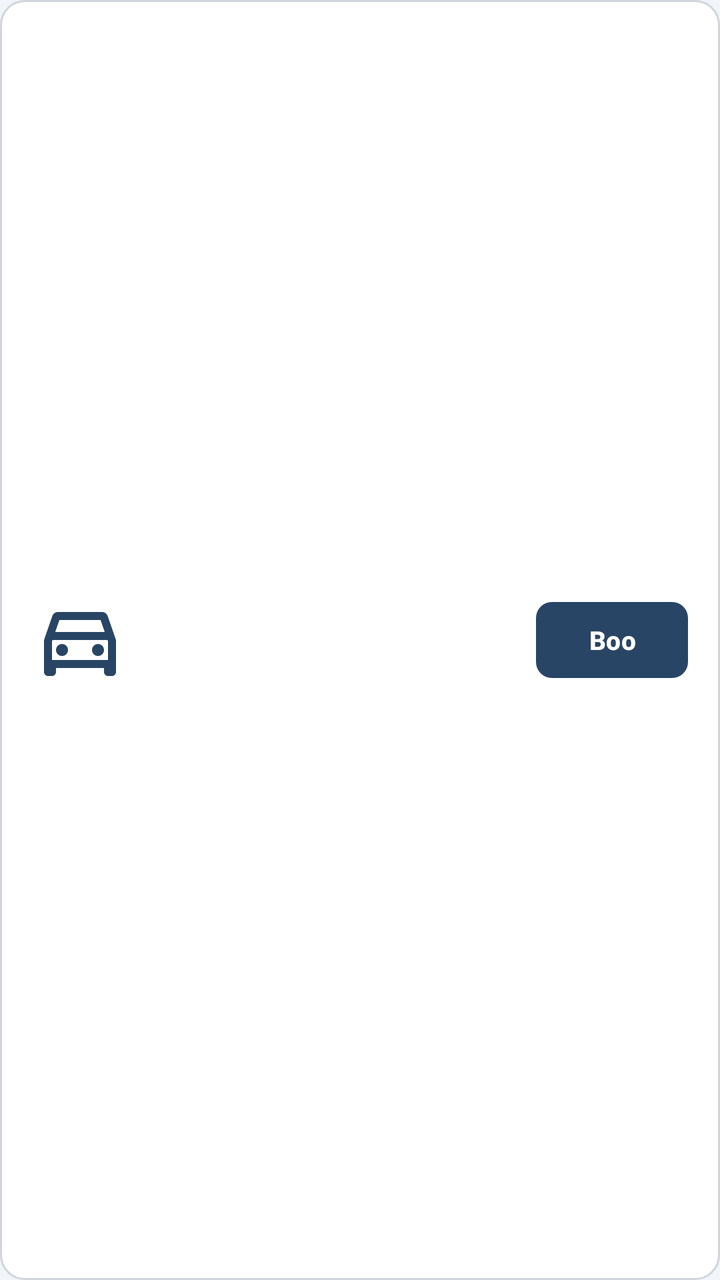
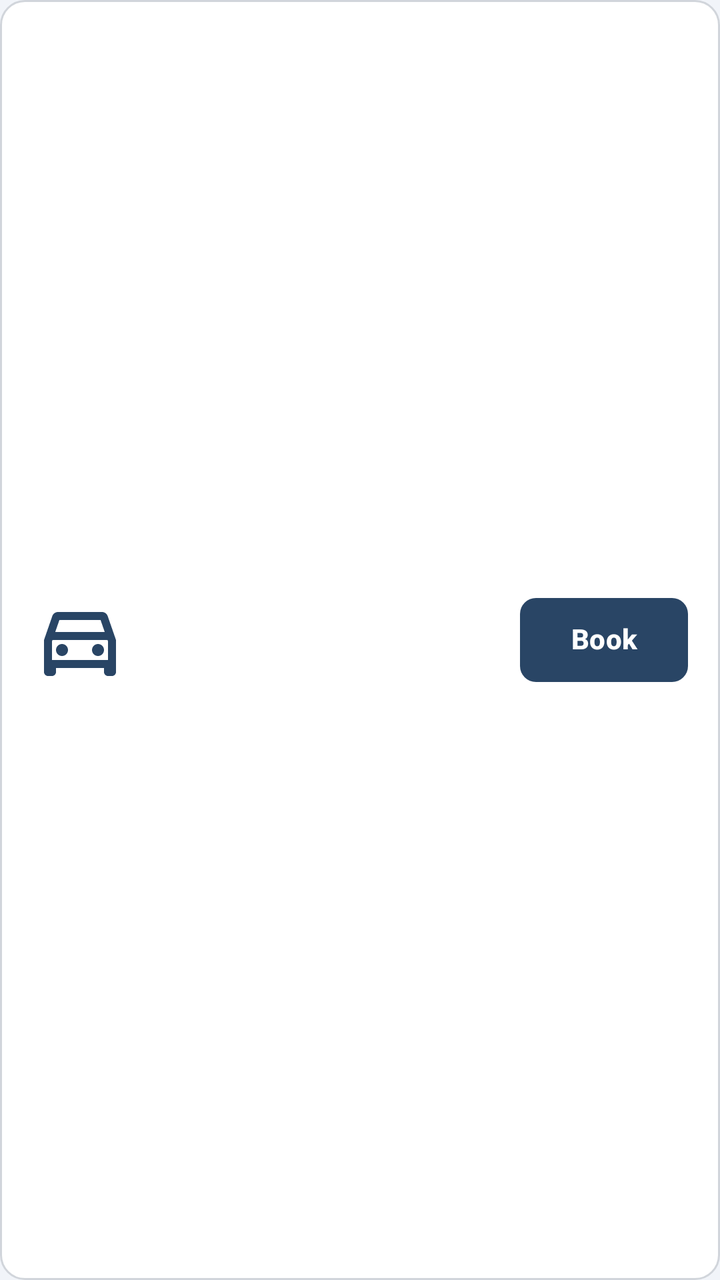

Compare the two renders of this Android layout. The source of the first and the diff that turns it into the second are given below.
<!-- AndroidManifest.xml: application theme Theme.Android_vehicle_project -->
<!-- res/layout/item_vehicle.xml -->
<?xml version="1.0" encoding="utf-8"?>
<LinearLayout xmlns:android="http://schemas.android.com/apk/res/android"
    xmlns:app="http://schemas.android.com/apk/res-auto"
    android:id="@+id/cardVehicleItem"
    android:layout_width="match_parent"
    android:layout_height="wrap_content"
    android:layout_marginBottom="12dp"
    android:background="@drawable/bg_card"
    android:baselineAligned="false"
    android:gravity="center_vertical"
    android:orientation="horizontal"
    android:padding="16dp">

    <ImageView
        android:id="@+id/ivVehicleIcon"
        android:layout_width="48dp"
        android:layout_height="48dp"
        android:contentDescription="Vehicle"
        android:src="@drawable/ic_vehicle" />

    <LinearLayout
        android:layout_width="0dp"
        android:layout_height="wrap_content"
        android:layout_marginStart="16dp"
        android:layout_weight="1"
        android:orientation="vertical">

        <TextView
            android:id="@+id/tvVehicleName"
            android:layout_width="wrap_content"
            android:layout_height="wrap_content"
            android:textColor="@color/text_dark"
            android:textSize="16sp"
            android:textStyle="bold" />

        <TextView
            android:id="@+id/tvVehicleDetails"
            android:layout_width="wrap_content"
            android:layout_height="wrap_content"
            android:layout_marginTop="2dp"
            android:textColor="@color/text_gray"
            android:textSize="13sp" />

        <TextView
            android:id="@+id/tvVehiclePrice"
            android:layout_width="wrap_content"
            android:layout_height="wrap_content"
            android:layout_marginTop="4dp"
            android:textColor="@color/primary_navy"
            android:textSize="14sp"
            android:textStyle="bold" />
    </LinearLayout>

    <Button
        android:id="@+id/btnBookVehicle"
        android:layout_width="76dp"
        android:layout_height="38dp"
        android:background="@drawable/bg_button"
        android:text="@string/book"
        android:textColor="@color/white"
        android:textSize="13sp"
        android:textStyle="bold"
        app:backgroundTint="@null" />
</LinearLayout>
<!-- resources referenced by this layout -->
<resources>
  <color name="primary_navy">#294565</color>
  <color name="text_dark">#294565</color>
  <color name="text_gray">#666666</color>
  <color name="white">#FFFFFFFF</color>
  <!-- drawable bg_button (drawable) -->
  <?xml version="1.0" encoding="utf-8"?>
  <shape xmlns:android="http://schemas.android.com/apk/res/android"
      android:shape="rectangle">
      <solid android:color="@color/primary_navy" />
      <corners android:radius="8dp" />
  </shape>
  <!-- drawable bg_card (drawable) -->
  <?xml version="1.0" encoding="utf-8"?>
  <shape xmlns:android="http://schemas.android.com/apk/res/android"
      android:shape="rectangle">
      <solid android:color="@color/white" />
      <corners android:radius="12dp" />
      <stroke
          android:width="1dp"
          android:color="@color/border_gray" />
  </shape>
  <!-- drawable ic_vehicle (drawable) -->
  <vector xmlns:android="http://schemas.android.com/apk/res/android"
      android:width="24dp"
      android:height="24dp"
      android:viewportWidth="24"
      android:viewportHeight="24">
    <path
        android:fillColor="@color/primary_navy"
        android:pathData="M18.92,6.01C18.72,5.42 18.16,5 17.5,5h-11c-0.66,0 -1.22,0.42 -1.42,1.01L3,12v8c0,0.55 0.45,1 1,1h1c0.55,0 1,-0.45 1,-1v-1h12v1c0,0.55 0.45,1 1,1h1c0.55,0 1,-0.45 1,-1v-8l-2.08,-5.99zM6.85,7h10.29l1.04,3H5.81l1.04,-3zM19,17H5v-4.66l0.12,-0.34h13.76l0.12,0.34V17zM7.5,13C8.33,13 9,13.67 9,14.5S8.33,16 7.5,16 6,15.33 6,14.5 6.67,13 7.5,13zM16.5,13c0.83,0 1.5,0.67 1.5,1.5s-0.67,1.5 -1.5,1.5 -1.5,-0.67 -1.5,-1.5 0.67,-1.5 1.5,-1.5z"/>
  </vector>
  <string name="book">Book</string>
  <style name="Theme.Android_vehicle_project" parent="Base.Theme.android_vehicle_project" />
  <color name="border_gray">#D1D5DB</color>
  <style name="Base.Theme.android_vehicle_project" parent="Theme.Material3.DayNight.NoActionBar">
  
          <item name="colorPrimary">@color/primary_navy</item>
          <item name="colorPrimaryDark">@color/primary_navy_dark</item>
          <item name="colorSecondary">@color/primary_navy</item>
          <item name="android:windowBackground">@color/background_light</item>
      </style>
  <color name="primary_navy_dark">#1E334D</color>
  <color name="background_light">#F1F4F9</color>
</resources>

<!-- the commit's change to res/layout/item_vehicle.xml (unified diff, before → after) -->
@@ -53,12 +53,17 @@
 
     <Button
         android:id="@+id/btnBookVehicle"
-        android:layout_width="76dp"
-        android:layout_height="38dp"
+        android:layout_width="84dp"
+        android:layout_height="42dp"
         android:background="@drawable/bg_button"
+        android:gravity="center"
+        android:includeFontPadding="false"
+        android:maxLines="1"
+        android:paddingHorizontal="8dp"
+        android:paddingVertical="0dp"
         android:text="@string/book"
         android:textColor="@color/white"
-        android:textSize="13sp"
+        android:textSize="14sp"
         android:textStyle="bold"
         app:backgroundTint="@null" />
 </LinearLayout>
